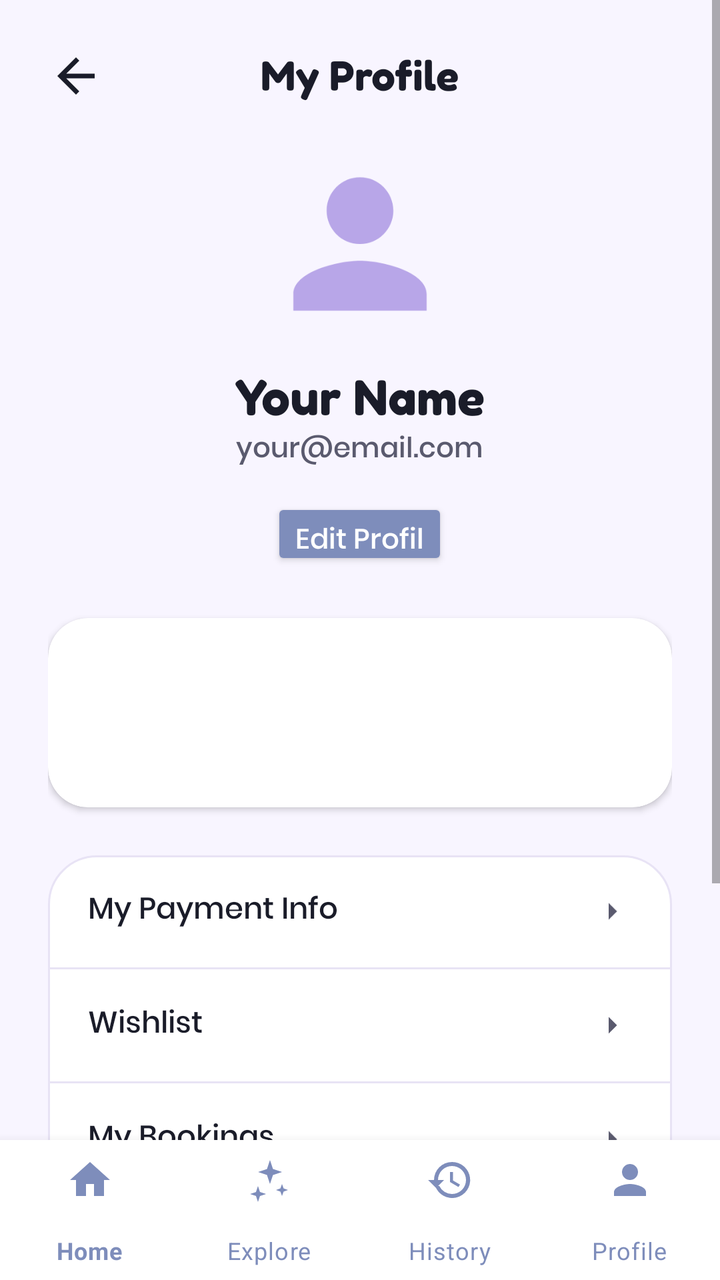
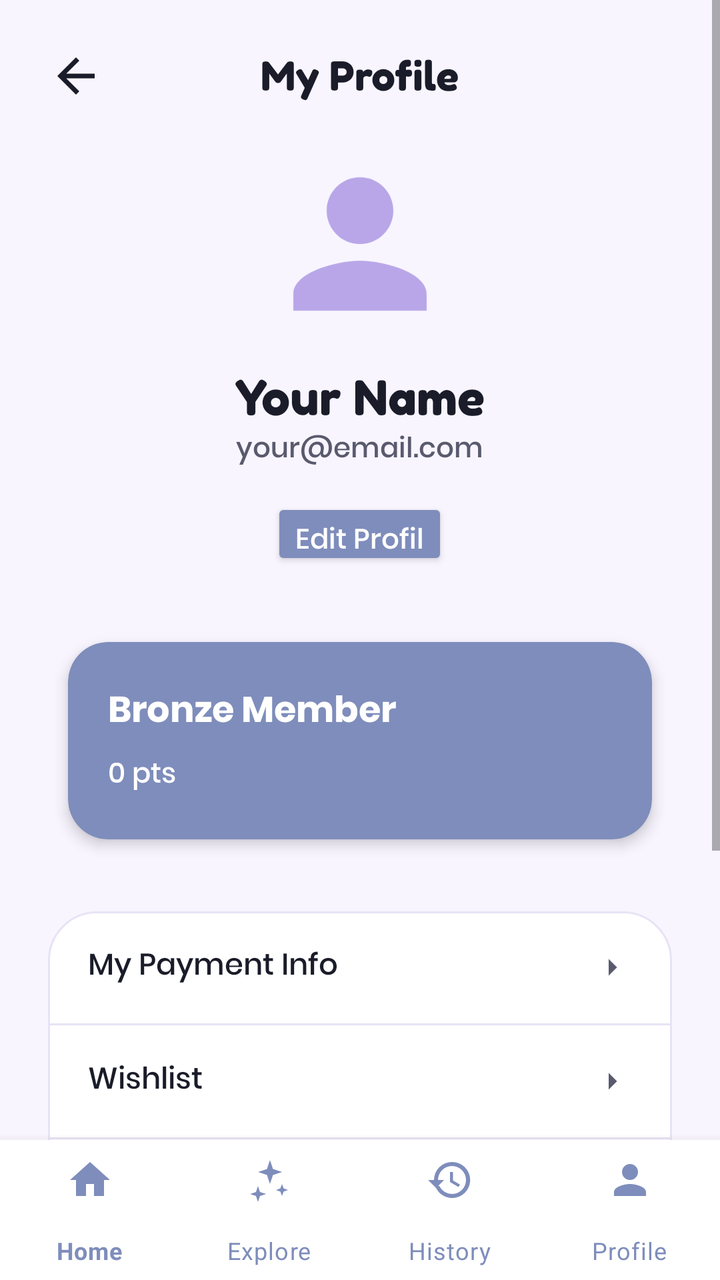

Before-and-after screenshots of an Android layout around one commit, followed by the original layout XML and the change that was made.
<!-- AndroidManifest.xml: application theme Theme.Nailzbynutz -->
<!-- res/layout/activity_profile.xml -->
<?xml version="1.0" encoding="utf-8"?>
<RelativeLayout xmlns:android="http://schemas.android.com/apk/res/android"
    xmlns:app="http://schemas.android.com/apk/res-auto"
    android:layout_width="match_parent"
    android:layout_height="match_parent"
    android:background="@color/background_primary">

    <com.google.android.material.bottomnavigation.BottomNavigationView
        android:id="@+id/bottom_navigation"
        android:layout_width="match_parent"
        android:layout_height="70dp"
        android:layout_alignParentBottom="true"
        android:background="@color/background_card"
        app:itemIconTint="@color/lavender_dark"
        app:itemTextColor="@color/lavender_dark"
        app:labelVisibilityMode="labeled"
        app:menu="@menu/bottom_nav_menu" />

    <ScrollView
        android:layout_width="match_parent"
        android:layout_height="match_parent"
        android:layout_above="@id/bottom_navigation"
        android:fillViewport="true">

        <LinearLayout
            android:layout_width="match_parent"
            android:layout_height="wrap_content"
            android:orientation="vertical"
            android:padding="24dp">

            <RelativeLayout
                android:layout_width="match_parent"
                android:layout_height="wrap_content"
                android:layout_marginBottom="20dp">
                <ImageView
                    android:id="@+id/btn_back_profile"
                    android:layout_width="28dp"
                    android:layout_height="28dp"
                    android:src="@drawable/ic_back"
                    app:tint="@color/text_primary"
                    android:clickable="true"
                    android:focusable="true" />
                <TextView
                    android:layout_width="wrap_content"
                    android:layout_height="wrap_content"
                    android:layout_centerInParent="true"
                    android:text="My Profile"
                    android:textSize="20sp"
                    android:textColor="@color/text_primary"
                    android:fontFamily="@font/fredoka_bold" />
            </RelativeLayout>

            <LinearLayout
                android:layout_width="match_parent"
                android:layout_height="wrap_content"
                android:orientation="vertical"
                android:gravity="center_horizontal"
                android:layout_marginBottom="24dp">

                <View
                    android:layout_width="100dp"
                    android:layout_height="100dp"
                    android:background="@drawable/ic_profile"
                    android:backgroundTint="@color/lavender_medium" />

                <TextView
                    android:id="@+id/tv_profile_name"
                    android:layout_width="wrap_content"
                    android:layout_height="wrap_content"
                    android:text="Your Name"
                    android:textSize="24sp"
                    android:textColor="@color/text_primary"
                    android:fontFamily="@font/fredoka_bold"
                    android:layout_marginTop="12dp" />

                <TextView
                    android:id="@+id/tv_profile_email"
                    android:layout_width="wrap_content"
                    android:layout_height="wrap_content"
                    android:text="your@email.com"
                    android:textSize="14sp"
                    android:textColor="@color/text_secondary"
                    android:fontFamily="@font/poppins_medium" />

                <Button
                    android:id="@+id/btn_edit_profile"
                    android:layout_width="wrap_content"
                    android:layout_height="36dp"
                    android:layout_marginTop="12dp"
                    android:text="Edit Profil"
                    android:textColor="@color/white"
                    android:backgroundTint="@color/lavender_dark"
                    android:textAllCaps="false"
                    android:fontFamily="@font/poppins_medium"
                    app:cornerRadius="18dp" />
            </LinearLayout>

            <androidx.cardview.widget.CardView
                android:id="@+id/member_card"
                android:layout_width="match_parent"
                android:layout_height="wrap_content"
                android:layout_marginBottom="24dp"
                app:cardCornerRadius="20dp"
                app:cardElevation="2dp">

                <LinearLayout
                    android:layout_width="match_parent"
                    android:layout_height="wrap_content"
                    android:orientation="vertical"
                    android:padding="20dp">
                    <TextView
                        android:id="@+id/tv_member_status"
                        android:layout_width="wrap_content"
                        android:layout_height="wrap_content"
                        android:text="Gold Member"
                        android:textColor="@color/white"
                        android:textSize="18sp"
                        android:fontFamily="@font/poppins_bold" />
                    <TextView
                        android:id="@+id/tv_member_points"
                        android:layout_width="wrap_content"
                        android:layout_height="wrap_content"
                        android:text="1.250 pts"
                        android:textColor="@color/white"
                        android:textSize="14sp"
                        android:fontFamily="@font/poppins_medium" />
                </LinearLayout>
            </androidx.cardview.widget.CardView>

            <LinearLayout
                android:layout_width="match_parent"
                android:layout_height="wrap_content"
                android:orientation="vertical"
                android:background="@drawable/bg_card_rounded">

                <LinearLayout
                    android:id="@+id/menu_payment_info"
                    android:layout_width="match_parent"
                    android:layout_height="56dp"
                    android:orientation="horizontal"
                    android:gravity="center_vertical"
                    android:paddingHorizontal="20dp"
                    android:clickable="true"
                    android:focusable="true"
                    android:foreground="?android:attr/selectableItemBackground">
                    <TextView
                        android:layout_width="0dp"
                        android:layout_height="wrap_content"
                        android:layout_weight="1"
                        android:text="My Payment Info"
                        android:textColor="@color/text_primary"
                        android:textSize="15sp"
                        android:fontFamily="@font/poppins_medium" />
                    <ImageView
                        android:layout_width="20dp"
                        android:layout_height="20dp"
                        android:src="@drawable/ic_arrow_down"
                        android:rotation="270"
                        app:tint="@color/text_secondary" />
                </LinearLayout>

                <View android:layout_width="match_parent" android:layout_height="1dp" android:background="@color/divider" />

                <LinearLayout
                    android:id="@+id/menu_wishlist"
                    android:layout_width="match_parent"
                    android:layout_height="56dp"
                    android:orientation="horizontal"
                    android:gravity="center_vertical"
                    android:paddingHorizontal="20dp"
                    android:clickable="true"
                    android:focusable="true"
                    android:foreground="?android:attr/selectableItemBackground">
                    <TextView
                        android:layout_width="0dp"
                        android:layout_height="wrap_content"
                        android:layout_weight="1"
                        android:text="Wishlist"
                        android:textColor="@color/text_primary"
                        android:textSize="15sp"
                        android:fontFamily="@font/poppins_medium" />
                    <ImageView
                        android:layout_width="20dp"
                        android:layout_height="20dp"
                        android:src="@drawable/ic_arrow_down"
                        android:rotation="270"
                        app:tint="@color/text_secondary" />
                </LinearLayout>

                <View android:layout_width="match_parent" android:layout_height="1dp" android:background="@color/divider" />

                <LinearLayout
                    android:id="@+id/menu_bookings"
                    android:layout_width="match_parent"
                    android:layout_height="56dp"
                    android:orientation="horizontal"
                    android:gravity="center_vertical"
                    android:paddingHorizontal="20dp"
                    android:clickable="true"
                    android:focusable="true"
                    android:foreground="?android:attr/selectableItemBackground">
                    <TextView
                        android:layout_width="0dp"
                        android:layout_height="wrap_content"
                        android:layout_weight="1"
                        android:text="My Bookings"
                        android:textColor="@color/text_primary"
                        android:textSize="15sp"
                        android:fontFamily="@font/poppins_medium" />
                    <ImageView
                        android:layout_width="20dp"
                        android:layout_height="20dp"
                        android:src="@drawable/ic_arrow_down"
                        android:rotation="270"
                        app:tint="@color/text_secondary" />
                </LinearLayout>

                <View android:layout_width="match_parent" android:layout_height="1dp" android:background="@color/divider" />

                <LinearLayout
                    android:id="@+id/menu_settings"
                    android:layout_width="match_parent"
                    android:layout_height="56dp"
                    android:orientation="horizontal"
                    android:gravity="center_vertical"
                    android:paddingHorizontal="20dp"
                    android:clickable="true"
                    android:focusable="true"
                    android:foreground="?android:attr/selectableItemBackground">
                    <TextView
                        android:layout_width="0dp"
                        android:layout_height="wrap_content"
                        android:layout_weight="1"
                        android:text="Settings"
                        android:textColor="@color/text_primary"
                        android:textSize="15sp"
                        android:fontFamily="@font/poppins_medium" />
                    <ImageView
                        android:layout_width="20dp"
                        android:layout_height="20dp"
                        android:src="@drawable/ic_arrow_down"
                        android:rotation="270"
                        app:tint="@color/text_secondary" />
                </LinearLayout>

                <View android:layout_width="match_parent" android:layout_height="1dp" android:background="@color/divider" />

                <LinearLayout
                    android:id="@+id/menu_logout"
                    android:layout_width="match_parent"
                    android:layout_height="56dp"
                    android:orientation="horizontal"
                    android:gravity="center_vertical"
                    android:paddingHorizontal="20dp"
                    android:clickable="true"
                    android:focusable="true"
                    android:foreground="?android:attr/selectableItemBackground">
                    <TextView
                        android:layout_width="0dp"
                        android:layout_height="wrap_content"
                        android:layout_weight="1"
                        android:text="Logout"
                        android:textColor="#FF5C5C"
                        android:textSize="15sp"
                        android:fontFamily="@font/poppins_medium" />
                    <ImageView
                        android:layout_width="20dp"
                        android:layout_height="20dp"
                        android:src="@drawable/ic_arrow_down"
                        android:rotation="270"
                        app:tint="#FF5C5C" />
                </LinearLayout>

            </LinearLayout>
        </LinearLayout>
    </ScrollView>
</RelativeLayout>
<!-- resources referenced by this layout -->
<resources>
  <color name="background_card">#FFFFFF</color>
  <color name="background_primary">#F8F5FF</color>
  <color name="divider">#E8E3F5</color>
  <color name="lavender_dark">#7E8DBB</color>
  <color name="lavender_medium">#B8A6E8</color>
  <color name="text_primary">#1A1C29</color>
  <color name="text_secondary">#5A5A6E</color>
  <color name="white">#FFFFFF</color>
  <!-- drawable bg_card_rounded (drawable) -->
  <?xml version="1.0" encoding="utf-8"?>
  <shape xmlns:android="http://schemas.android.com/apk/res/android">
      <solid android:color="@color/background_card" />
      <corners android:radius="24dp" />
      <stroke android:width="1dp" android:color="@color/divider" />
  </shape>
  <!-- drawable ic_arrow_down (drawable) -->
  <vector xmlns:android="http://schemas.android.com/apk/res/android"
      android:width="24dp"
      android:height="24dp"
      android:viewportWidth="24"
      android:viewportHeight="24">
      <path
          android:fillColor="#7E8DBB"
          android:pathData="M7,10l5,5 5,-5z" />
  </vector>
  <!-- drawable ic_back (drawable) -->
  <vector xmlns:android="http://schemas.android.com/apk/res/android"
      android:width="24dp"
      android:height="24dp"
      android:viewportWidth="24"
      android:viewportHeight="24">
      <path
          android:fillColor="#7E8DBB"
          android:pathData="M20,11H7.83l5.59,-5.59L12,4l-8,8 8,8 1.41,-1.41L7.83,13H20v-2z" />
  </vector>
  <!-- drawable ic_profile (drawable) -->
  <vector xmlns:android="http://schemas.android.com/apk/res/android"
      android:width="24dp"
      android:height="24dp"
      android:viewportWidth="24"
      android:viewportHeight="24">
      <path
          android:fillColor="#7E8DBB"
          android:pathData="M12,12c2.21,0 4,-1.79 4,-4s-1.79,-4 -4,-4 -4,1.79 -4,4 1.79,4 4,4zm0,2c-2.67,0 -8,1.34 -8,4v2h16v-2c0,-2.66 -5.33,-4 -8,-4z" />
  </vector>
  <style name="Theme.Nailzbynutz" parent="Theme.MaterialComponents.DayNight.NoActionBar">
          <item name="colorPrimary">@color/lavender_dark</item>
          <item name="colorPrimaryVariant">@color/lavender_accent</item>
          <item name="colorOnPrimary">@color/white</item>
          <item name="colorSecondary">@color/lavender_medium</item>
          <item name="colorSecondaryVariant">@color/lavender_light</item>
          <item name="colorOnSecondary">@color/black</item>
          <item name="android:statusBarColor">@color/background_primary</item>
          <item name="android:windowBackground">@color/background_primary</item>
      </style>
  <color name="lavender_accent">#8B7BD6</color>
  <color name="lavender_light">#D9CCFF</color>
  <color name="black">#000000</color>
</resources>

<!-- the commit's change to res/layout/activity_profile.xml (unified diff, before → after) -->
@@ -101,30 +101,37 @@
                 android:layout_height="wrap_content"
                 android:layout_marginBottom="24dp"
                 app:cardCornerRadius="20dp"
-                app:cardElevation="2dp">
+                app:cardElevation="4dp"
+                app:cardUseCompatPadding="true"
+                app:cardBackgroundColor="@color/lavender_dark">
 
                 <LinearLayout
                     android:layout_width="match_parent"
                     android:layout_height="wrap_content"
                     android:orientation="vertical"
                     android:padding="20dp">
+
                     <TextView
                         android:id="@+id/tv_member_status"
                         android:layout_width="wrap_content"
                         android:layout_height="wrap_content"
-                        android:text="Gold Member"
-                        android:textColor="@color/white"
+                        android:text="Bronze Member"
+                        android:textColor="@android:color/white"
                         android:textSize="18sp"
                         android:fontFamily="@font/poppins_bold" />
+
                     <TextView
                         android:id="@+id/tv_member_points"
                         android:layout_width="wrap_content"
                         android:layout_height="wrap_content"
-                        android:text="1.250 pts"
-                        android:textColor="@color/white"
+                        android:layout_marginTop="4dp"
+                        android:text="0 pts"
+                        android:textColor="@android:color/white"
                         android:textSize="14sp"
                         android:fontFamily="@font/poppins_medium" />
-                </LinearLayout>
+
+                </LinearLayout>
+
             </androidx.cardview.widget.CardView>
 
             <LinearLayout
